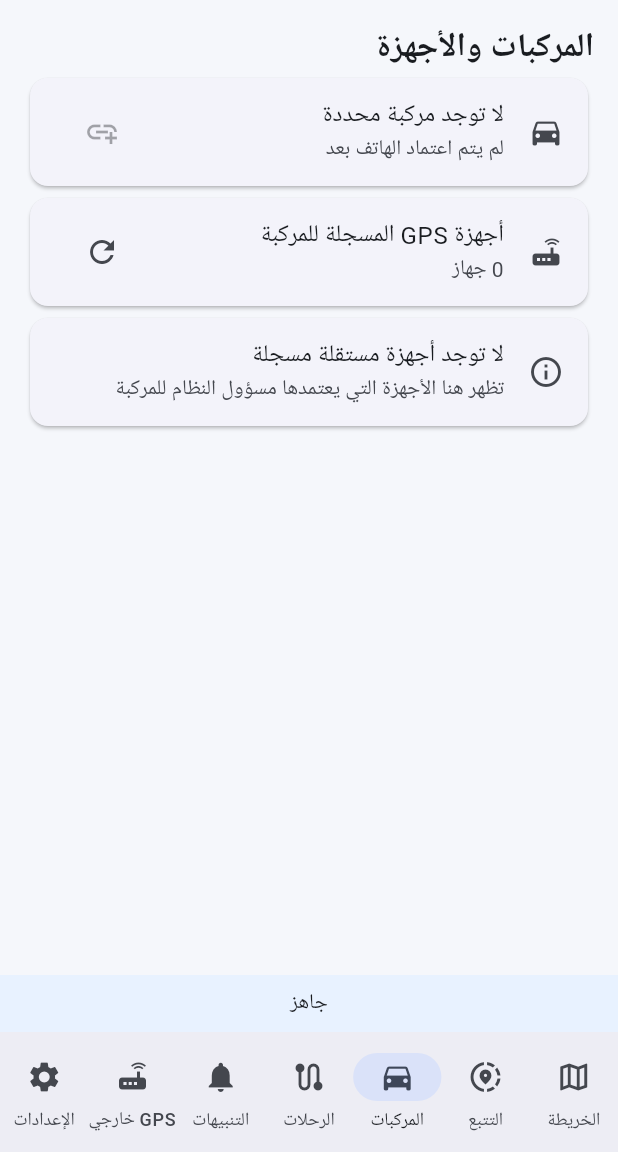
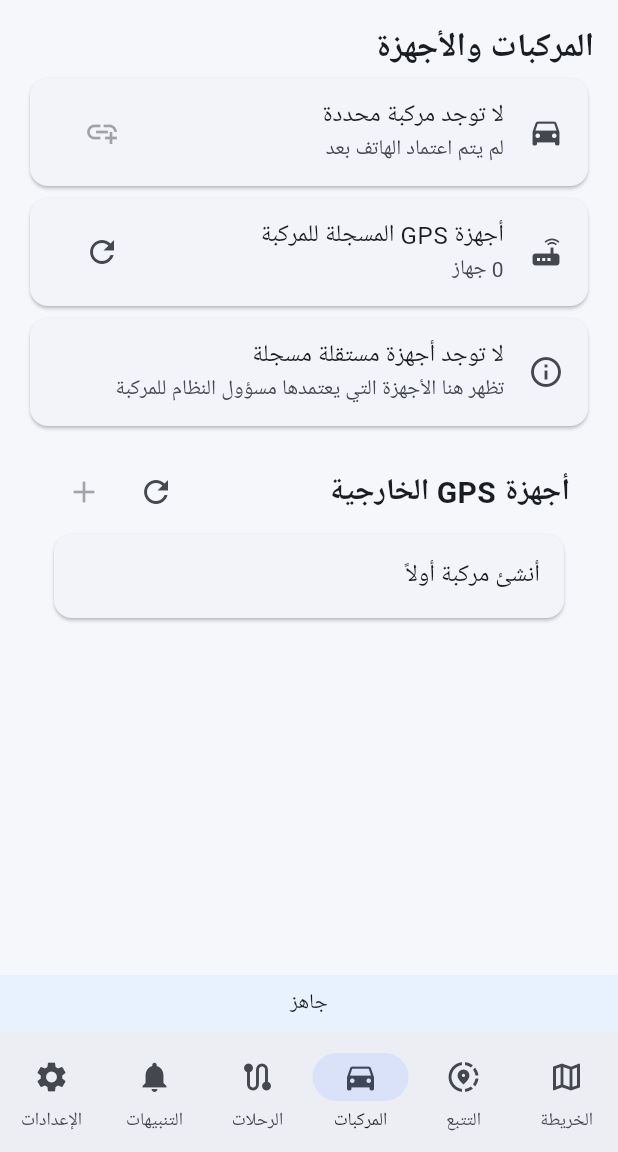
Before and after one commit to tadjojo/Darb-gps, a Flutter app: the screen it shows after launch, item 3 of the bottom bar chosen, on a phone screen of 412 x 824 dp, the part 84-1236 px from its top. Run offline on Flutter 3.47's test engine with Material 3 defaults, Android fonts, the phone set to English and light mode, and no system bars; our stand-ins replace flutter_map, flutter_secure_storage, geolocator, latlong2, sqflite; accounts and stored records are empty.

Commit message:
Combine external tracker manager into vehicles tab

```diff
--- a/lib/main.dart
+++ b/lib/main.dart
@@ -426,7 +426,7 @@ class _HomePageState extends State<HomePage> {
   @override
   Widget build(BuildContext context) {
     final center = position ?? const LatLng(31.9539, 35.9106);
-    final pages = [mapScreen(center), trackingScreen(), vehiclesScreen(), tripsScreen(), AlertsPanel(api: api, vehicleId: loggedIn ? vehicleId : null, active: tab == 4, arabic: widget.arabic, position: position), GpsTrackerPanel(api: api, trackerApi: trackerApi, vehicleId: loggedIn ? vehicleId : null, active: tab == 5, arabic: widget.arabic), settingsScreen()];
+    final pages = [mapScreen(center), trackingScreen(), vehiclesScreen(), tripsScreen(), AlertsPanel(api: api, vehicleId: loggedIn ? vehicleId : null, active: tab == 4, arabic: widget.arabic, position: position), settingsScreen()];
     return Directionality(textDirection: widget.arabic ? TextDirection.rtl : TextDirection.ltr, child: Scaffold(
       appBar: AppBar(backgroundColor: Colors.white,
         title: const Row(children: [Icon(Icons.navigation, color: Color(0xFF0878E8)), SizedBox(width: 8), Text('DARB GPS', style: TextStyle(fontWeight: FontWeight.bold))]),
@@ -438,7 +438,6 @@ class _HomePageState extends State<HomePage> {
         NavigationDestination(icon: const Icon(Icons.directions_car), label: tr('المركبات', 'Vehicles')),
         NavigationDestination(icon: const Icon(Icons.route), label: tr('الرحلات', 'Trips')),
         NavigationDestination(icon: const Icon(Icons.notifications), label: tr('التنبيهات', 'Alerts')),
-        NavigationDestination(icon: const Icon(Icons.router), label: tr('GPS خارجي', 'GPS devices')),
         NavigationDestination(icon: const Icon(Icons.settings), label: tr('الإعدادات', 'Settings')),
       ]),
     ));
@@ -518,7 +517,7 @@ class _HomePageState extends State<HomePage> {
     Card(child: ListTile(leading: const Icon(Icons.directions_car), title: Text(vehicleId ?? tr('لا توجد مركبة محددة', 'No vehicle selected')), subtitle: Text(deviceId ?? tr('لم يتم اعتماد الهاتف بعد', 'Phone not enrolled')), trailing: IconButton(icon: const Icon(Icons.add_link), onPressed: loggedIn ? _enrollDevice : null))),
     Card(child: ListTile(leading: const Icon(Icons.router), title: Text(tr('أجهزة GPS المسجلة للمركبة', 'GPS devices registered to this vehicle')), subtitle: Text(loadingDevices ? tr('جارٍ تحميل الأجهزة...', 'Loading devices...') : '${registeredDevices.length} ${tr('جهاز', 'device(s)')}'), trailing: IconButton(onPressed: loadingDevices ? null : _loadDevices, icon: const Icon(Icons.refresh)))),
     if (registeredDevices.isEmpty && !loadingDevices) Card(child: ListTile(leading: const Icon(Icons.info_outline), title: Text(tr('لا توجد أجهزة مستقلة مسجلة', 'No independent trackers registered')), subtitle: Text(tr('تظهر هنا الأجهزة التي يعتمدها مسؤول النظام للمركبة', 'Trackers provisioned for this vehicle by an administrator appear here')))),
-    ...registeredDevices.map((device) {
+    ...registeredDevices.where((device) => device['device_type'] != 'gps_tracker').map((device) {
       final isTracker = device['device_type']?.toString() == 'gps_tracker';
       final status = device['connectionStatus']?.toString() ?? 'unknown';
       final online = status == 'online';
@@ -530,6 +529,7 @@ class _HomePageState extends State<HomePage> {
       final details = <String>[if (manufacturer != null && manufacturer.isNotEmpty) manufacturer, if (model != null && model.isNotEmpty) model, if (protocol != null && protocol.isNotEmpty) protocol.toUpperCase(), if (battery is num) '${battery.round()}%'].join(' • ');
       return Card(child: ListTile(leading: Icon(isTracker ? Icons.router : Icons.phone_android, color: online ? Colors.green : Colors.grey), title: Text(label), subtitle: Text('${tr(online ? 'متصل' : status == 'never_connected' ? 'لم يتصل بعد' : 'غير متصل', online ? 'Online' : status == 'never_connected' ? 'Never connected' : 'Offline')}${details.isEmpty ? '' : ' • $details'}'), trailing: Icon(status == 'never_connected' ? Icons.hourglass_empty : online ? Icons.wifi : Icons.wifi_off)));
     }),
+    SizedBox(height: 340, child: GpsTrackerPanel(api: api, trackerApi: trackerApi, vehicleId: loggedIn ? vehicleId : null, active: tab == 2, arabic: widget.arabic)),
   ]);
 
   Widget tripsScreen() => ListView(padding: const EdgeInsets.all(16), children: [
```
